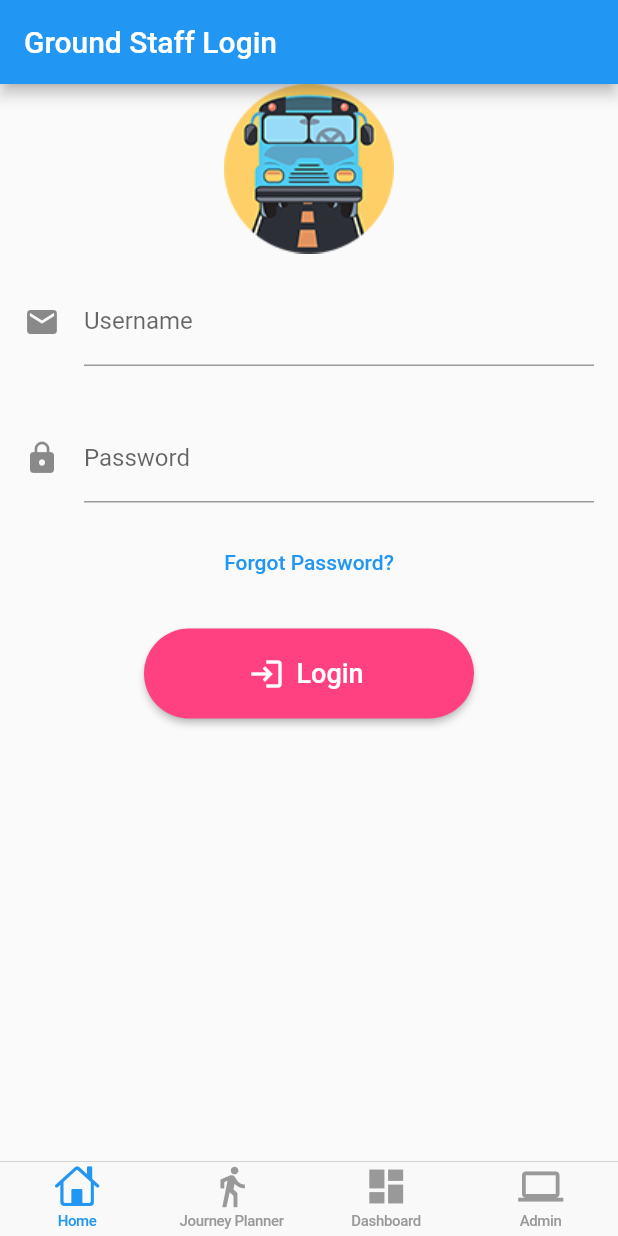
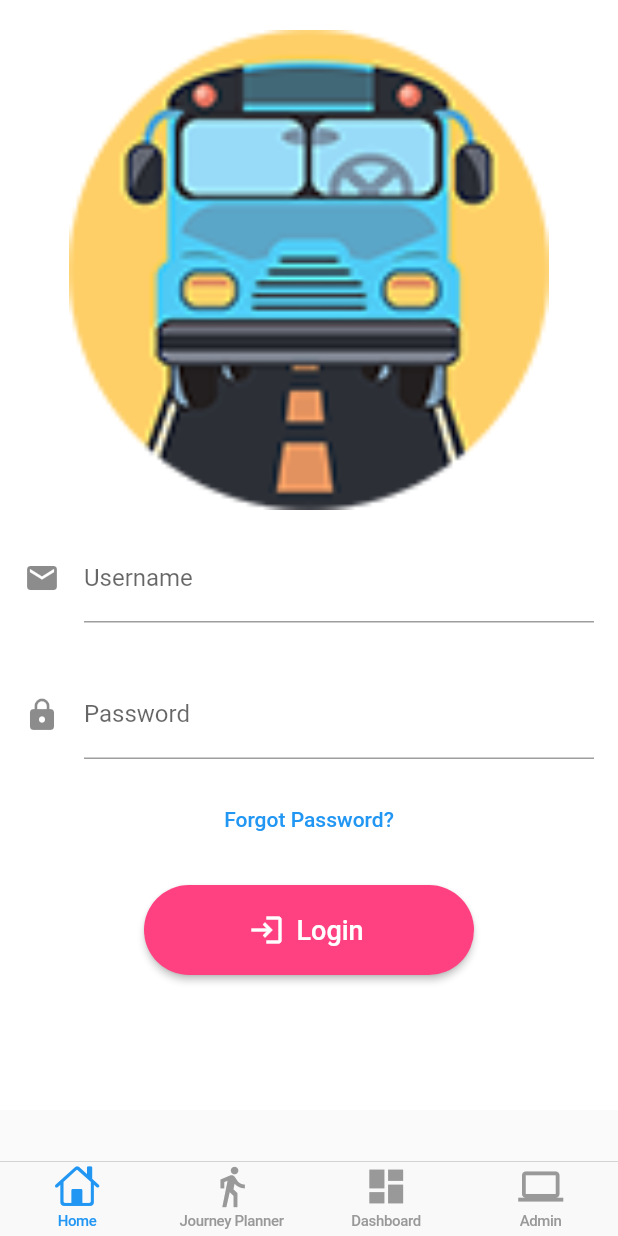
Before and after one commit to yashtejani/TDP5, a Flutter app: the screen it shows after launch, on a phone screen of 412 x 824 dp. Run offline on Flutter 3.47's test engine with Material 2 defaults, Android fonts, the phone set to English and light mode, and no system bars; our stand-ins replace fluttertoast, sizer.

Commit message:
adjust logo size

```diff
--- a/lib/screens/groundStaffLogin.dart
+++ b/lib/screens/groundStaffLogin.dart
@@ -10,20 +10,29 @@ class GroundStaffLogin extends StatelessWidget {
 
   @override
   Widget build(BuildContext context) {
-    return Scaffold(
-        appBar: AppBar(
-          title: const Text('Ground Staff Login'),
-        ),
-        body: Column(
-
-          children: <Widget>[
+    return Material(
+        color: Colors.white,
+        child: SafeArea(
+          child: SingleChildScrollView(
+        child: Column(
+          children: [
+            const SizedBox(
+              height: 20,
+            ),
             Image.asset(
               'assets/images/logo.png',
+              height: 320,
               fit: BoxFit.cover,
             ),
             const Padding(
-              padding: EdgeInsets.symmetric(horizontal: 16, vertical: 16),
-              child: TextField(
+                padding: EdgeInsets.symmetric(
+                  vertical: 16,
+                  horizontal: 16,
+                ),
+
+              child:
+
+              TextField(
                 decoration: InputDecoration(
                   icon: Icon(Icons.email),
                   hintText: 'Enter Your Username',
@@ -77,7 +86,11 @@ class GroundStaffLogin extends StatelessWidget {
             const SizedBox(
               height: 20,
             ),
-          ],
-        ));
+          ],)
+        )
+        )
+    );
+
+
   }
 }
```
